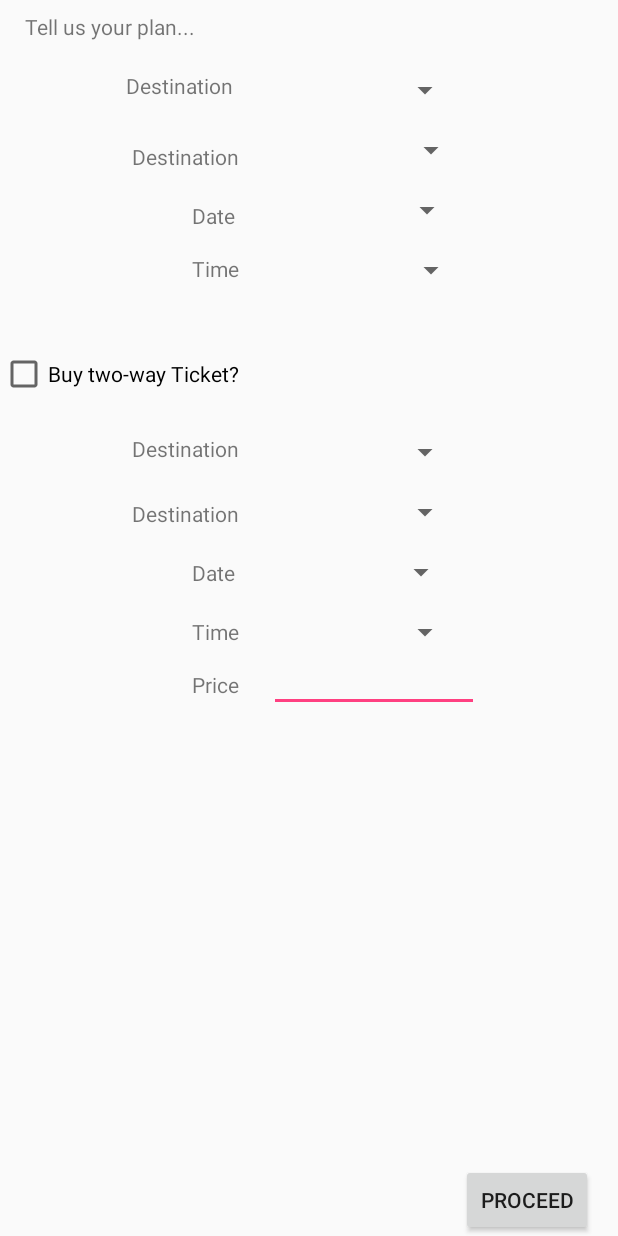
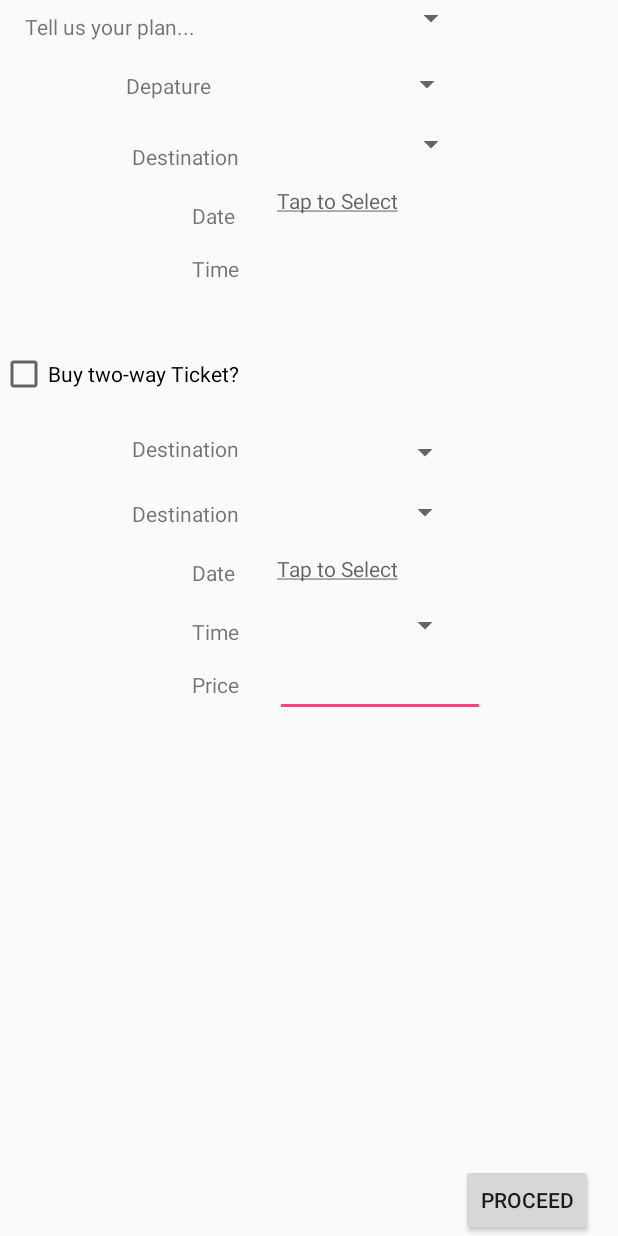
Before and after one commit to Theam1127/HCIPrototype, an Android app: the layout activity_purchase_ticket.xml on its own in the app's theme, with its tools: preview values and no code run, on a phone screen of 412 x 824 dp. Run offline under Robolectric (Android 15) with nearby library versions, the phone set to English and light mode, and no system bars.

Commit message:
commit message

```diff
--- a/app/src/main/java/my/edu/tarc/hciprototype/MainActivity.java
+++ b/app/src/main/java/my/edu/tarc/hciprototype/MainActivity.java
@@ -11,9 +11,5 @@ public class MainActivity extends AppCompatActivity {
     protected void onCreate(Bundle savedInstanceState) {
         super.onCreate(savedInstanceState);
         setContentView(R.layout.activity_main);
-        editText2 = (EditText)findViewById(R.id.price2);
-        editText2.setText("hello");
-
-
     }
 }
--- a/app/src/main/res/layout/activity_purchase_ticket.xml
+++ b/app/src/main/res/layout/activity_purchase_ticket.xml
@@ -23,18 +23,18 @@
         app:layout_constraintTop_toTopOf="parent" />
 
     <TextView
-        android:id="@+id/destinationTV"
+        android:id="@+id/departureTV"
         android:layout_width="wrap_content"
         android:layout_height="wrap_content"
         android:layout_marginLeft="84dp"
         android:layout_marginStart="84dp"
         android:layout_marginTop="20dp"
-        android:text="Destination"
+        android:text="Depature"
         app:layout_constraintStart_toStartOf="parent"
         app:layout_constraintTop_toBottomOf="@+id/textView" />
 
     <TextView
-        android:id="@+id/dateTV"
+        android:id="@+id/destinationTV"
         android:layout_width="wrap_content"
         android:layout_height="wrap_content"
         android:layout_marginLeft="88dp"
@@ -42,10 +42,10 @@
         android:layout_marginTop="28dp"
         android:text="Destination"
         app:layout_constraintStart_toStartOf="parent"
-        app:layout_constraintTop_toBottomOf="@+id/destinationTV" />
+        app:layout_constraintTop_toBottomOf="@+id/departureTV" />
 
     <TextView
-        android:id="@+id/timeTV"
+        android:id="@+id/dateTV"
         android:layout_width="wrap_content"
         android:layout_height="wrap_content"
         android:layout_marginLeft="128dp"
@@ -53,7 +53,17 @@
         android:layout_marginTop="20dp"
         android:text="Date"
         app:layout_constraintStart_toStartOf="parent"
-        app:layout_constraintTop_toBottomOf="@+id/dateTV" />
+        app:layout_constraintTop_toBottomOf="@+id/destinationTV" />
+
+    <Spinner
+        android:id="@+id/departureSpinner"
+        android:layout_width="124dp"
+        android:layout_height="24dp"
+        android:layout_marginLeft="44dp"
+        android:layout_marginStart="44dp"
+        android:layout_marginTop="44dp"
+        app:layout_constraintStart_toEndOf="@+id/departureTV"
+        app:layout_constraintTop_toTopOf="parent" />
 
     <Spinner
         android:id="@+id/destinationSpinner"
@@ -61,29 +71,9 @@
         android:layout_height="24dp"
         android:layout_marginLeft="28dp"
         android:layout_marginStart="28dp"
-        android:layout_marginTop="48dp"
+        android:layout_marginTop="16dp"
         app:layout_constraintStart_toEndOf="@+id/destinationTV"
-        app:layout_constraintTop_toTopOf="parent" />
-
-    <Spinner
-        android:id="@+id/dateSpinner"
-        android:layout_width="124dp"
-        android:layout_height="24dp"
-        android:layout_marginLeft="28dp"
-        android:layout_marginStart="28dp"
-        android:layout_marginTop="16dp"
-        app:layout_constraintStart_toEndOf="@+id/dateTV"
-        app:layout_constraintTop_toBottomOf="@+id/destinationSpinner" />
-
-    <Spinner
-        android:id="@+id/timeSpinner"
-        android:layout_width="124dp"
-        android:layout_height="24dp"
-        android:layout_marginLeft="28dp"
-        android:layout_marginStart="28dp"
-        android:layout_marginTop="16dp"
-        app:layout_constraintStart_toEndOf="@+id/timeTV"
-        app:layout_constraintTop_toBottomOf="@+id/dateSpinner" />
+        app:layout_constraintTop_toBottomOf="@+id/departureSpinner" />
 
     <Button
         android:id="@+id/proceedButton"
@@ -106,7 +96,7 @@
         android:layout_marginTop="80dp"
         android:text="@string/twoway"
         android:visibility="visible"
-        app:layout_constraintTop_toBottomOf="@+id/timeTV"
+        app:layout_constraintTop_toBottomOf="@+id/dateTV"
         tools:layout_editor_absoluteX="16dp" />
 
     <TextView
@@ -154,7 +144,7 @@
         android:layout_marginTop="16dp"
         android:text="Time"
         app:layout_constraintStart_toStartOf="parent"
-        app:layout_constraintTop_toBottomOf="@+id/timeTV" />
+        app:layout_constraintTop_toBottomOf="@+id/dateTV" />
 
     <Spinner
         android:id="@+id/spinner"
@@ -162,9 +152,8 @@
         android:layout_height="24dp"
         android:layout_marginLeft="28dp"
         android:layout_marginStart="28dp"
-        android:layout_marginTop="16dp"
         app:layout_constraintStart_toEndOf="@+id/textView5"
-        app:layout_constraintTop_toBottomOf="@+id/timeSpinner" />
+        tools:layout_editor_absoluteY="164dp" />
 
     <TextView
         android:id="@+id/textView6"
@@ -201,26 +190,15 @@
         app:layout_constraintTop_toBottomOf="@+id/spinner5" />
 
     <Spinner
-        android:id="@+id/spinner7"
-        android:layout_width="124dp"
-        android:layout_height="24dp"
-        android:layout_marginLeft="24dp"
-        android:layout_marginStart="24dp"
-        android:layout_marginTop="16dp"
-        android:visibility="visible"
-        app:layout_constraintStart_toEndOf="@+id/textView4"
-        app:layout_constraintTop_toBottomOf="@+id/spinner6" />
-
-    <Spinner
         android:id="@+id/spinner8"
         android:layout_width="124dp"
         android:layout_height="24dp"
         android:layout_marginLeft="24dp"
         android:layout_marginStart="24dp"
-        android:layout_marginTop="16dp"
+        android:layout_marginTop="8dp"
         android:visibility="visible"
         app:layout_constraintStart_toEndOf="@+id/textView6"
-        app:layout_constraintTop_toBottomOf="@+id/spinner7" />
+        app:layout_constraintTop_toBottomOf="@+id/dateSelect2TV" />
 
     <TextView
         android:id="@+id/textView7"
@@ -237,13 +215,36 @@
         android:id="@+id/price2"
         android:layout_width="140dp"
         android:layout_height="37dp"
-        android:layout_marginLeft="20dp"
-        android:layout_marginStart="20dp"
-        android:layout_marginTop="4dp"
+        android:layout_marginLeft="24dp"
+        android:layout_marginStart="24dp"
+        android:layout_marginTop="12dp"
         android:editable="false"
         android:ems="10"
         android:inputType="none"
         app:layout_constraintStart_toEndOf="@+id/textView7"
         app:layout_constraintTop_toBottomOf="@+id/spinner8" />
 
+    <TextView
+        android:id="@+id/dateSelectTV"
+        android:layout_width="120dp"
+        android:layout_height="25dp"
+        android:layout_marginLeft="28dp"
+        android:layout_marginStart="28dp"
+        android:layout_marginTop="16dp"
+        android:hint="@string/taptorecord"
+        android:textColor="@android:color/holo_green_light"
+        app:layout_constraintStart_toEndOf="@+id/dateTV"
+        app:layout_constraintTop_toBottomOf="@+id/destinationSpinner" />
+
+    <TextView
+        android:id="@+id/dateSelect2TV"
+        android:layout_width="119dp"
+        android:layout_height="27dp"
+        android:layout_marginLeft="28dp"
+        android:layout_marginStart="28dp"
+        android:layout_marginTop="16dp"
+        android:hint="@string/taptorecord"
+        app:layout_constraintStart_toEndOf="@+id/textView4"
+        app:layout_constraintTop_toBottomOf="@+id/spinner6" />
+
 </android.support.constraint.ConstraintLayout>
--- a/app/src/main/res/values/strings.xml
+++ b/app/src/main/res/values/strings.xml
@@ -3,5 +3,10 @@
     <string name="lostpassword"><u>Forgot password</u></string>
     <string name="password">Password</string>
     <string name="twoway">Buy two-way Ticket?</string>
+    <string-array name="report_type">
+        <item>Monthly Sales</item>
+    </string-array>
+    <string name="taptorecord"><u>Tap to Select</u></string>
+
 
 </resources>
```
Also changed, not shown: app/src/main/AndroidManifest.xml (+8 -7 lines), app/src/main/java/my/edu/tarc/hciprototype/PurchaseTicketActivity.java (+79 -0 lines).
